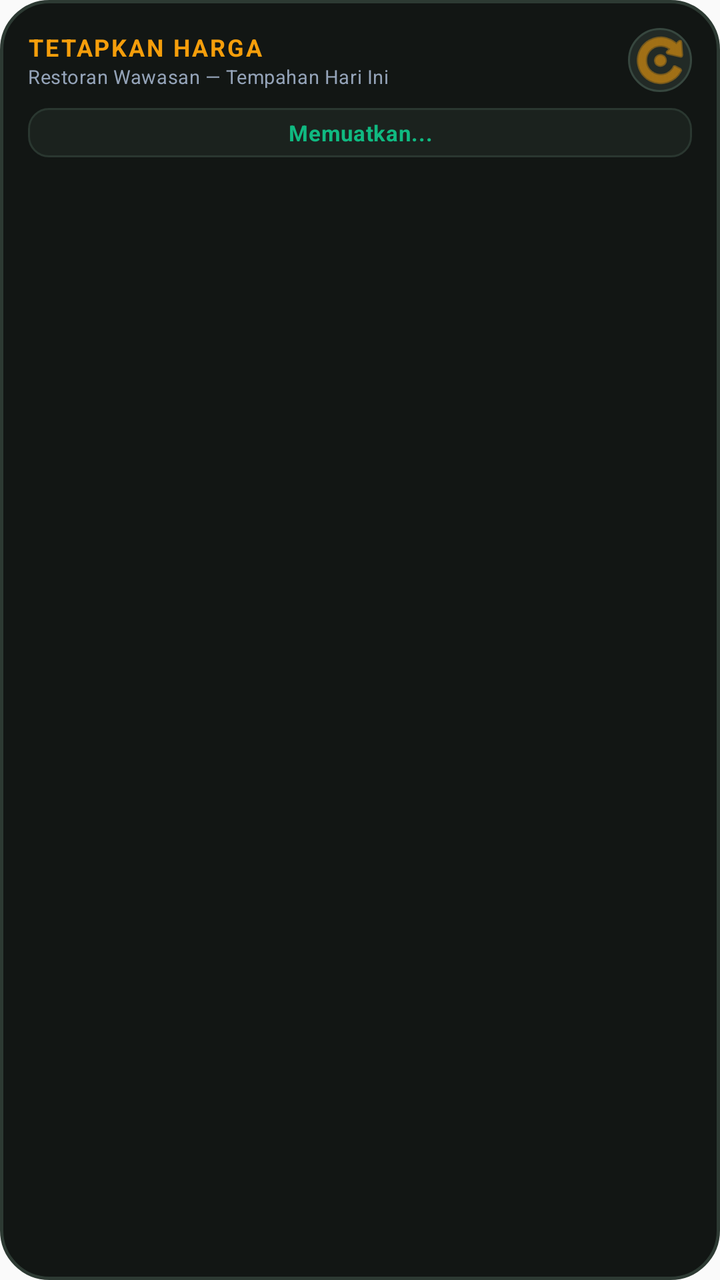
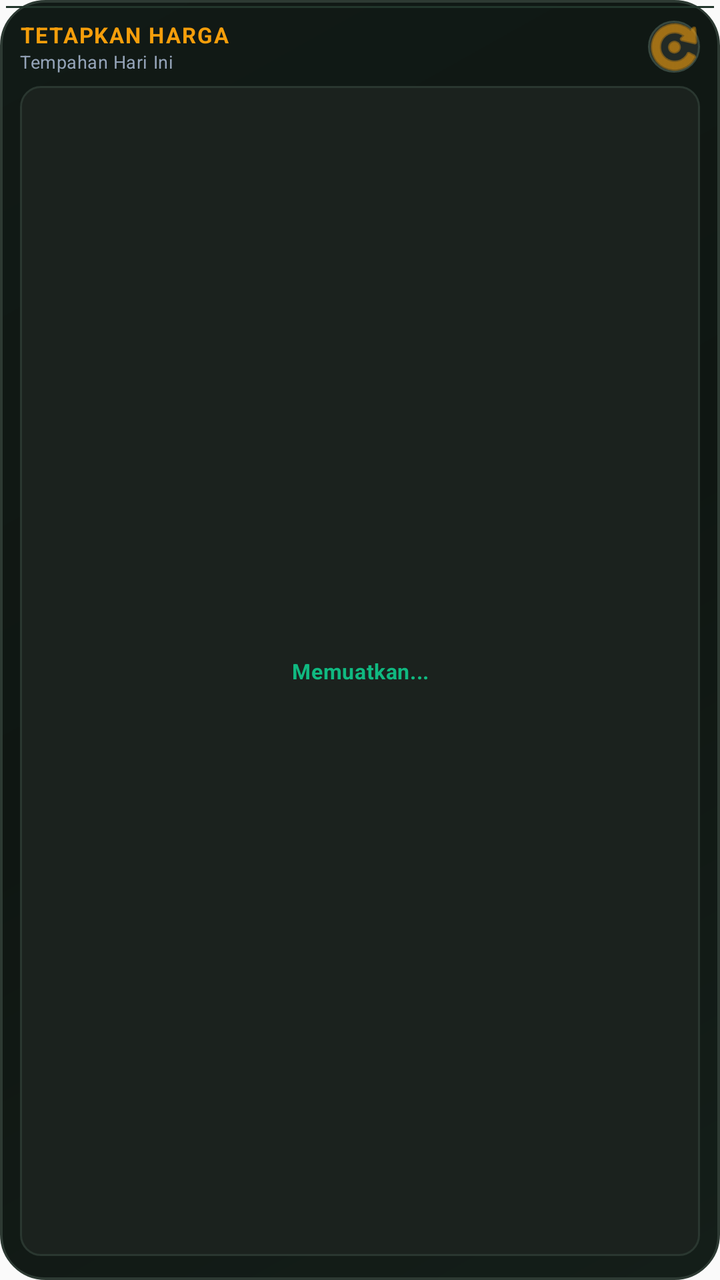

Before-and-after screenshots of an Android layout around one commit, followed by the original layout XML and the change that was made.
<!-- AndroidManifest.xml: application theme AppTheme -->
<!-- res/layout/widget_pricing.xml -->
<?xml version="1.0" encoding="utf-8"?>
<LinearLayout xmlns:android="http://schemas.android.com/apk/res/android"
    android:layout_width="match_parent"
    android:layout_height="match_parent"
    android:orientation="vertical"
    android:background="@drawable/widget_background"
    android:padding="14dp">

    
    <LinearLayout
        android:layout_width="match_parent"
        android:layout_height="wrap_content"
        android:orientation="horizontal"
        android:gravity="center_vertical"
        android:paddingBottom="6dp">

        <LinearLayout
            android:id="@+id/pricing_widget_header_clickable"
            android:layout_width="0dp"
            android:layout_height="wrap_content"
            android:layout_weight="1"
            android:orientation="vertical">

            <TextView
                android:id="@+id/pricing_widget_title"
                android:layout_width="wrap_content"
                android:layout_height="wrap_content"
                android:text="TETAPKAN HARGA"
                android:textColor="@color/widget_title_text"
                android:textSize="12sp"
                android:textStyle="bold"
                android:letterSpacing="0.08" />

            <TextView
                android:id="@+id/pricing_widget_subtitle"
                android:layout_width="wrap_content"
                android:layout_height="wrap_content"
                android:text="Restoran Wawasan — Tempahan Hari Ini"
                android:textColor="@color/widget_tertiary_text"
                android:textSize="9.5sp"
                android:letterSpacing="0.02" />
        </LinearLayout>

        
        <ImageButton
            android:id="@+id/pricing_widget_refresh_button"
            android:layout_width="32dp"
            android:layout_height="32dp"
            android:padding="7dp"
            android:src="@android:drawable/ic_menu_rotate"
            android:background="@drawable/widget_refresh_bg"
            android:tint="@color/widget_title_text"
            android:contentDescription="Muat Semula" />

    </LinearLayout>

    
    <LinearLayout
        android:layout_width="match_parent"
        android:layout_height="wrap_content"
        android:background="@drawable/widget_summary_pill_bg"
        android:gravity="center_vertical"
        android:paddingStart="10dp"
        android:paddingEnd="10dp"
        android:paddingTop="5dp"
        android:paddingBottom="5dp"
        android:layout_marginTop="2dp"
        android:layout_marginBottom="8dp">

        <TextView
            android:id="@+id/pricing_widget_summary"
            android:layout_width="match_parent"
            android:layout_height="wrap_content"
            android:textColor="@color/widget_title_accent"
            android:textSize="11sp"
            android:textStyle="bold"
            android:gravity="center"
            android:letterSpacing="0.02"
            android:text="Memuatkan..." />
    </LinearLayout>

    
    <ListView
        android:id="@+id/pricing_widget_orders_list"
        android:layout_width="match_parent"
        android:layout_height="0dp"
        android:layout_weight="1"
        android:divider="@android:color/transparent"
        android:dividerHeight="6dp"
        android:clipToPadding="false"
        android:scrollbarStyle="outsideOverlay" />

    
    <TextView
        android:id="@+id/pricing_widget_empty_view"
        android:layout_width="match_parent"
        android:layout_height="0dp"
        android:layout_weight="1"
        android:gravity="center"
        android:text="Tiada tempahan aktif hari ini\nKetik untuk muat semula"
        android:textColor="@color/widget_tertiary_text"
        android:textSize="11.5sp"
        android:lineSpacingExtra="3dp"
        android:visibility="gone" />

</LinearLayout>
<!-- resources referenced by this layout -->
<resources>
  <color name="widget_tertiary_text">#94A3B8</color>
  <color name="widget_title_accent">#10B981</color>
  <color name="widget_title_text">#F59E0B</color>
  <!-- drawable widget_background (drawable) -->
  <?xml version="1.0" encoding="utf-8"?>
  <shape xmlns:android="http://schemas.android.com/apk/res/android"
      android:shape="rectangle">
      <solid android:color="@color/widget_background" />
      <corners android:radius="24dp" />
      <stroke
          android:width="1.5dp"
          android:color="@color/widget_stroke" />
  </shape>
  <!-- drawable widget_refresh_bg (drawable) -->
  <?xml version="1.0" encoding="utf-8"?>
  <shape xmlns:android="http://schemas.android.com/apk/res/android"
      android:shape="oval">
      <solid android:color="@color/widget_card_background" />
      <stroke
          android:width="1dp"
          android:color="@color/widget_card_stroke" />
  </shape>
  <!-- drawable widget_summary_pill_bg (drawable) -->
  <?xml version="1.0" encoding="utf-8"?>
  <shape xmlns:android="http://schemas.android.com/apk/res/android"
      android:shape="rectangle">
      <solid android:color="@color/widget_surface" />
      <corners android:radius="10dp" />
      <stroke
          android:width="1dp"
          android:color="@color/widget_divider" />
  </shape>
  <style name="AppTheme" parent="Theme.AppCompat.Light.DarkActionBar">
          
          <item name="colorPrimary">@color/colorPrimary</item>
          <item name="colorPrimaryDark">@color/colorPrimaryDark</item>
          <item name="colorAccent">@color/colorAccent</item>
      </style>
  <color name="widget_background">#121614</color>
  <color name="widget_stroke">#2D3A33</color>
  <color name="widget_card_background">#222A26</color>
  <color name="widget_card_stroke">#37473F</color>
  <color name="widget_surface">#1B221E</color>
  <color name="widget_divider">#2A3730</color>
  <color name="colorPrimary">#1A1816</color>
  <color name="colorPrimaryDark">#2D2520</color>
  <color name="colorAccent">#D4A853</color>
</resources>

<!-- the commit's change to res/layout/widget_pricing.xml (unified diff, before → after) -->
@@ -1,10 +1,13 @@
 <?xml version="1.0" encoding="utf-8"?>
 <LinearLayout xmlns:android="http://schemas.android.com/apk/res/android"
+    android:id="@+id/pricing_widget_header_clickable"
     android:layout_width="match_parent"
     android:layout_height="match_parent"
     android:orientation="vertical"
     android:background="@drawable/widget_background"
-    android:padding="14dp">
+    android:padding="10dp"
+    android:clickable="true"
+    android:focusable="true">
 
     
     <LinearLayout
@@ -12,10 +15,9 @@
         android:layout_height="wrap_content"
         android:orientation="horizontal"
         android:gravity="center_vertical"
-        android:paddingBottom="6dp">
+        android:paddingBottom="4dp">
 
         <LinearLayout
-            android:id="@+id/pricing_widget_header_clickable"
             android:layout_width="0dp"
             android:layout_height="wrap_content"
             android:layout_weight="1"
@@ -27,26 +29,28 @@
                 android:layout_height="wrap_content"
                 android:text="TETAPKAN HARGA"
                 android:textColor="@color/widget_title_text"
-                android:textSize="12sp"
+                android:textSize="11sp"
                 android:textStyle="bold"
-                android:letterSpacing="0.08" />
+                android:letterSpacing="0.06"
+                android:singleLine="true" />
 
             <TextView
                 android:id="@+id/pricing_widget_subtitle"
                 android:layout_width="wrap_content"
                 android:layout_height="wrap_content"
-                android:text="Restoran Wawasan — Tempahan Hari Ini"
+                android:text="Tempahan Hari Ini"
                 android:textColor="@color/widget_tertiary_text"
-                android:textSize="9.5sp"
-                android:letterSpacing="0.02" />
+                android:textSize="9sp"
+                android:letterSpacing="0.02"
+                android:singleLine="true" />
         </LinearLayout>
 
         
         <ImageButton
             android:id="@+id/pricing_widget_refresh_button"
-            android:layout_width="32dp"
-            android:layout_height="32dp"
-            android:padding="7dp"
+            android:layout_width="26dp"
+            android:layout_height="26dp"
+            android:padding="5dp"
             android:src="@android:drawable/ic_menu_rotate"
             android:background="@drawable/widget_refresh_bg"
             android:tint="@color/widget_title_text"
@@ -57,25 +61,25 @@
     
     <LinearLayout
         android:layout_width="match_parent"
-        android:layout_height="wrap_content"
+        android:layout_height="0dp"
+        android:layout_weight="1"
         android:background="@drawable/widget_summary_pill_bg"
-        android:gravity="center_vertical"
-        android:paddingStart="10dp"
-        android:paddingEnd="10dp"
-        android:paddingTop="5dp"
-        android:paddingBottom="5dp"
+        android:gravity="center"
+        android:paddingStart="8dp"
+        android:paddingEnd="8dp"
         android:layout_marginTop="2dp"
-        android:layout_marginBottom="8dp">
+        android:layout_marginBottom="2dp">
 
         <TextView
             android:id="@+id/pricing_widget_summary"
             android:layout_width="match_parent"
             android:layout_height="wrap_content"
             android:textColor="@color/widget_title_accent"
-            android:textSize="11sp"
+            android:textSize="10.5sp"
             android:textStyle="bold"
             android:gravity="center"
             android:letterSpacing="0.02"
+            android:singleLine="true"
             android:text="Memuatkan..." />
     </LinearLayout>
 
@@ -84,23 +88,14 @@
         android:id="@+id/pricing_widget_orders_list"
         android:layout_width="match_parent"
         android:layout_height="0dp"
-        android:layout_weight="1"
-        android:divider="@android:color/transparent"
-        android:dividerHeight="6dp"
-        android:clipToPadding="false"
-        android:scrollbarStyle="outsideOverlay" />
+        android:layout_weight="0.001"
+        android:visibility="gone" />
 
-    
     <TextView
         android:id="@+id/pricing_widget_empty_view"
         android:layout_width="match_parent"
         android:layout_height="0dp"
-        android:layout_weight="1"
-        android:gravity="center"
-        android:text="Tiada tempahan aktif hari ini\nKetik untuk muat semula"
-        android:textColor="@color/widget_tertiary_text"
-        android:textSize="11.5sp"
-        android:lineSpacingExtra="3dp"
+        android:layout_weight="0.001"
         android:visibility="gone" />
 
 </LinearLayout>
<!-- resource entries referenced after the edit -->
@@ -5,14 +5,36 @@
   <color name="widget_title_text">#F59E0B</color>
   <!-- drawable widget_background (drawable) -->
   <?xml version="1.0" encoding="utf-8"?>
-  <shape xmlns:android="http://schemas.android.com/apk/res/android"
-      android:shape="rectangle">
-      <solid android:color="@color/widget_background" />
-      <corners android:radius="24dp" />
-      <stroke
-          android:width="1.5dp"
-          android:color="@color/widget_stroke" />
-  </shape>
+  <layer-list xmlns:android="http://schemas.android.com/apk/res/android">
+      
+      <item>
+          <shape android:shape="rectangle">
+              <solid android:color="@color/widget_background" />
+              <corners android:radius="22dp" />
+              <stroke
+                  android:width="1.5dp"
+                  android:color="@color/widget_stroke" />
+          </shape>
+      </item>
+      
+      <item android:left="1.5dp" android:right="1.5dp" android:top="1.5dp" android:bottom="1.5dp">
+          <shape android:shape="rectangle">
+              <gradient
+                  android:angle="135"
+                  android:startColor="#141E19"
+                  android:centerColor="#0F1612"
+                  android:endColor="#111A16"
+                  android:type="linear" />
+              <corners android:radius="20.5dp" />
+          </shape>
+      </item>
+      
+      <item android:left="3dp" android:right="3dp" android:top="3dp" android:height="1dp">
+          <shape android:shape="rectangle">
+              <solid android:color="#22362C" />
+          </shape>
+      </item>
+  </layer-list>
   <!-- drawable widget_refresh_bg (drawable) -->
   <?xml version="1.0" encoding="utf-8"?>
   <shape xmlns:android="http://schemas.android.com/apk/res/android"
